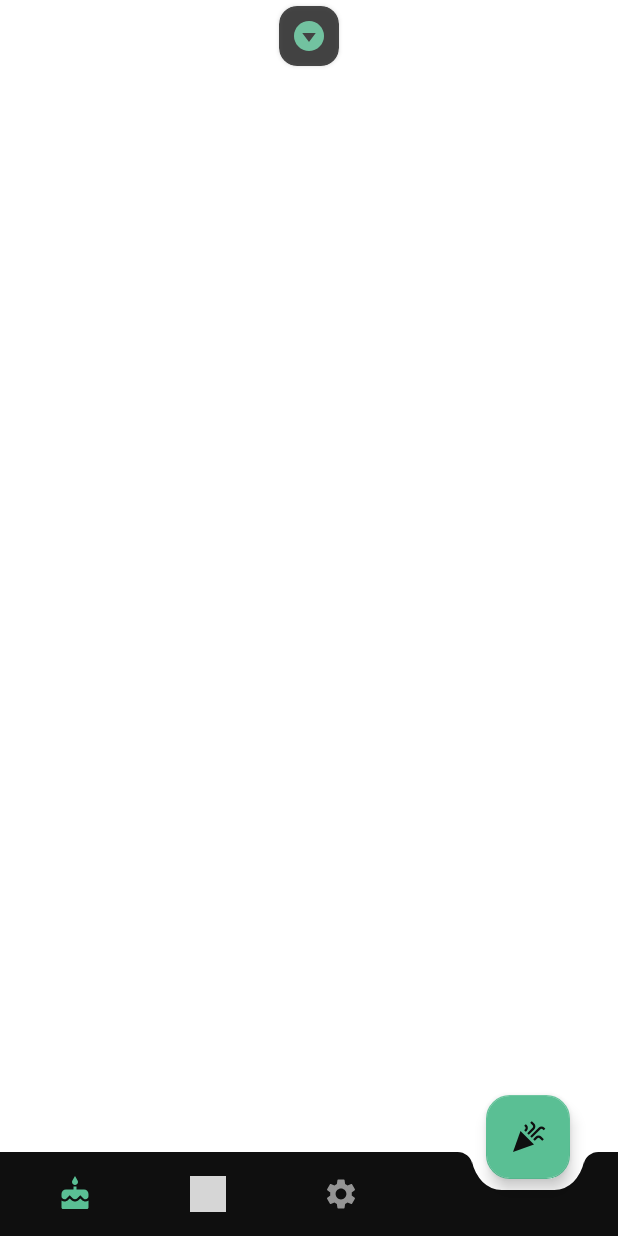
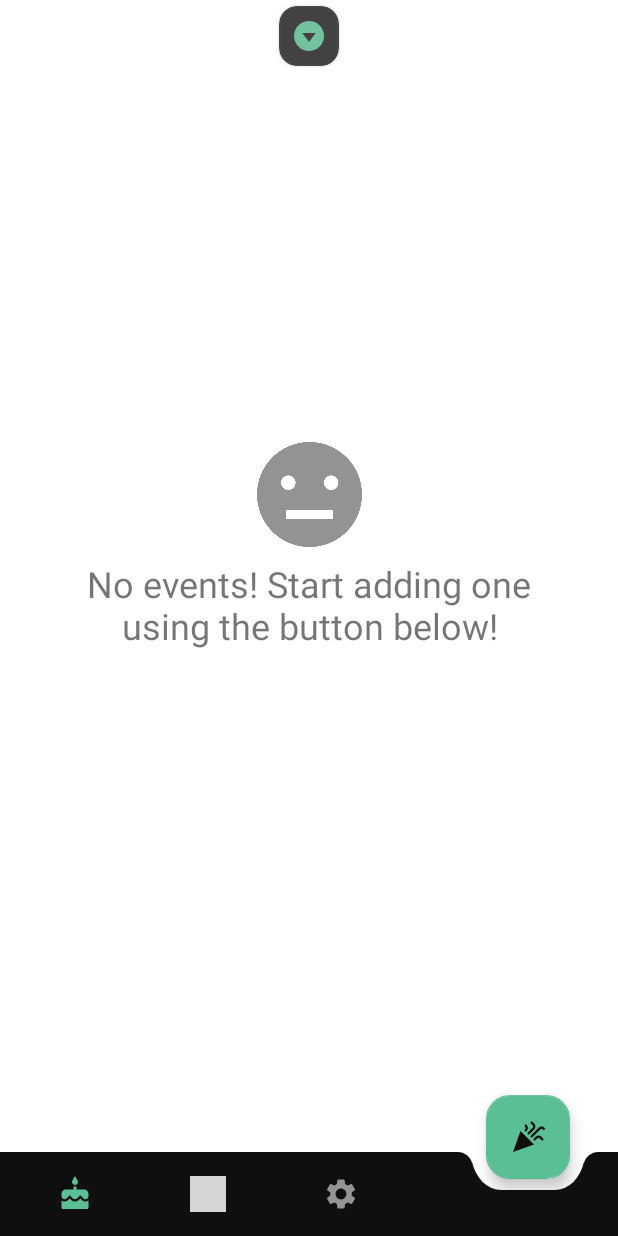
Before and after one commit to M4TE5/Birday, an Android app: the screen it shows after launch (MainActivity), after a tap on an icon or button, on a phone screen of 412 x 824 dp. Run offline under Robolectric (Android 15) with nearby library versions, the phone set to English and light mode, and no system bars; our stand-ins replace Room's generated code, navigation-ui; grey boxes are pictures that could not be loaded.

Commit message:
Bug fixes

```diff
--- a/app/src/main/java/com/example/birday/data/Dao.kt
+++ b/app/src/main/java/com/example/birday/data/Dao.kt
@@ -1,4 +1,5 @@
 package com.example.birday.data
+
 import androidx.room.Dao
 import androidx.room.Delete
 import androidx.room.Insert
--- a/app/src/main/java/com/example/birday/data/EventDbEntity.kt
+++ b/app/src/main/java/com/example/birday/data/EventDbEntity.kt
@@ -7,9 +7,10 @@ import androidx.room.Entity
 import androidx.room.PrimaryKey
 import com.example.birday.domain.Event
 import java.time.LocalDate
+import java.time.temporal.ChronoUnit
 
 @Entity(tableName = "events")
-data class EventDbEntity (
+data class EventDbEntity(
     @PrimaryKey(autoGenerate = true)
     var id: Int,
     @ColumnInfo(name = "firstName")
@@ -36,5 +37,4 @@ data class EventDbEntity (
         notes = notes,
         id = id
     )
-
 }
--- a/app/src/main/java/com/example/birday/data/EventListRepositoryImpl.kt
+++ b/app/src/main/java/com/example/birday/data/EventListRepositoryImpl.kt
@@ -41,6 +41,6 @@ class EventListRepositoryImpl(private val dao: Dao) : EventListRepository {
     override suspend fun getEventById(id: Int): Flow<Event?> = dao.getItemById(id).map { it?.toEvent() }
 
     override suspend fun getEventList(): Flow<List<Event>> {
-        return dao.getAllItems().map { list -> list.map { it.toEvent() } }
+        return dao.getAllItems().map { list -> list.map { it.toEvent() }.sortedByDescending { it.daysLeft() } }
     }
 }
--- a/app/src/main/java/com/example/birday/presentation/FavoriteEventListAdapter.kt
+++ b/app/src/main/java/com/example/birday/presentation/FavoriteEventListAdapter.kt
@@ -38,7 +38,10 @@ class FavoriteEventListAdapter : ListAdapter<
     override fun onBindViewHolder(holder: FavoriteEventHolder, position: Int) {
         val event = getItem(position)
         val dateFormatter = DateTimeFormatter.ofPattern(Event.DATE_FORMAT)
-        val dayName = event.getDayName()
+        val dayName = event.getNextCelebrationDate()
+            .dayOfWeek.toString()
+            .lowercase()
+            .replaceFirstChar { it.uppercase() }
         val dateStr = event.getNextCelebrationDate().format(dateFormatter)
 
         holder.binding.apply {
--- a/app/src/main/java/com/example/birday/presentation/fragments/EventListFragment.kt
+++ b/app/src/main/java/com/example/birday/presentation/fragments/EventListFragment.kt
@@ -42,6 +42,11 @@ class EventListFragment : Fragment() {
         fillBannerInfo()
         setupRecyclerView()
         viewModel.eventList.observe(viewLifecycleOwner) {
+            if (it.isNotEmpty()){
+                showNoFavoritesMessage(false)
+            }
+            else showNoFavoritesMessage(true)
+
             adapter.submitList(it)
         }
         setupClickListeners()
@@ -53,24 +58,22 @@ class EventListFragment : Fragment() {
             binding.banner.apply {
                 if (list.isNotEmpty()) {
                     val firstEvent = list.first()
-                    tvInfo.visibility = View.VISIBLE
-                    tvCount.visibility = View.VISIBLE
                     tvHeader.text = "${firstEvent.firstName} ${firstEvent.lastName}"
-                    Log.d("MyLog", firstEvent.firstName)
                     val dateFormatter = DateTimeFormatter.ofPattern(Event.DATE_FORMAT)
-                    val dateStr =
-                        "${firstEvent.getDayName()}, ${
-                            firstEvent
+                    val dateStr = "${firstEvent.getNextCelebrationDate()
+                            .dayOfWeek.toString()
+                            .lowercase()
+                            .replaceFirstChar { it.uppercase() }}, ${firstEvent
                                 .getNextCelebrationDate()
                                 .format(dateFormatter)
-                        }."
+                            }."
                     tvInfo.text = "$dateStr ${Math.abs(firstEvent.daysLeft())} days left"
 
                     tvCount.text = "Years: ${firstEvent.getAge()}"
                 } else {
-                    tvHeader.text = "Your list is empty!"
-                    tvInfo.visibility = View.GONE
-                    tvCount.visibility = View.GONE
+                    tvHeader.text = "Next event"
+                    tvInfo.text = "No events to show!"
+                    tvCount.text = "You haven't entered an event yet. Add one and let Birday help you!"
                 }
             }
 
@@ -137,4 +140,17 @@ class EventListFragment : Fragment() {
             duration = 300
         }
     }
+
+    private fun showNoFavoritesMessage(show: Boolean){
+        binding.apply {
+            if (show){
+                imEmoji.visibility = View.VISIBLE
+                tvNoEventsMessage.visibility = View.VISIBLE
+            }
+            else {
+                imEmoji.visibility = View.INVISIBLE
+                tvNoEventsMessage.visibility = View.INVISIBLE
+            }
+        }
+    }
 }
--- a/app/src/main/java/com/example/birday/presentation/fragments/FavoriteEventsFragment.kt
+++ b/app/src/main/java/com/example/birday/presentation/fragments/FavoriteEventsFragment.kt
@@ -111,8 +111,8 @@ class FavoriteEventsFragment : Fragment() {
                 tvCount.text = "Events: ${it.size}"
             }
             else{
-                tvInfo.visibility = View.GONE
-                tvCount.text = "Your list is empty!"
+                tvInfo.text = "No stats to show!"
+                tvCount.text = "You don't have enough events to generate stats. Add some and come back later!"
             }
         }
     }
--- a/app/src/main/res/layout/fragment_event_list.xml
+++ b/app/src/main/res/layout/fragment_event_list.xml
@@ -58,5 +58,36 @@
         app:layout_constraintEnd_toEndOf="parent"
         app:layout_constraintStart_toStartOf="parent"
         app:layout_constraintTop_toBottomOf="@+id/banner"
-        tools:listitem="@layout/event_item" />
+        tools:listitem="@layout/event_item"
+        tools:visibility="gone" />
+
+    <ImageView
+        android:id="@+id/im_emoji"
+        android:layout_width="70dp"
+        android:layout_height="70dp"
+        android:src="@drawable/emoji"
+        android:visibility="invisible"
+        app:layout_constraintBottom_toTopOf="@+id/tv_no_events_message"
+        app:layout_constraintEnd_toEndOf="parent"
+        app:layout_constraintStart_toStartOf="parent"
+        app:layout_constraintTop_toBottomOf="@+id/banner"
+        app:layout_constraintVertical_bias="0.43"
+        app:layout_constraintVertical_chainStyle="packed"
+        app:tint="@color/semi_conspicuous_elements" />
+
+    <TextView
+        android:id="@+id/tv_no_events_message"
+        android:layout_width="0dp"
+        android:layout_height="wrap_content"
+        android:layout_marginStart="32dp"
+        android:layout_marginTop="8dp"
+        android:layout_marginEnd="32dp"
+        android:text="No events! Start adding one using the button below!"
+        android:textAlignment="center"
+        android:textSize="24sp"
+        android:visibility="invisible"
+        app:layout_constraintBottom_toBottomOf="parent"
+        app:layout_constraintEnd_toEndOf="parent"
+        app:layout_constraintStart_toStartOf="parent"
+        app:layout_constraintTop_toBottomOf="@id/im_emoji" />
 </androidx.constraintlayout.widget.ConstraintLayout>
```
Also changed, not shown: app/src/main/java/com/example/birday/presentation/fragments/EventItemFragment.kt (+8 -0 lines).
